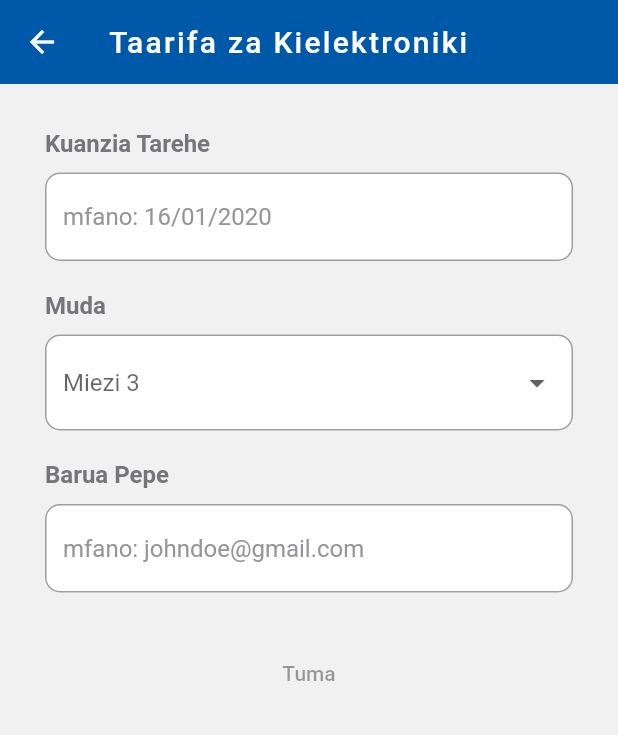
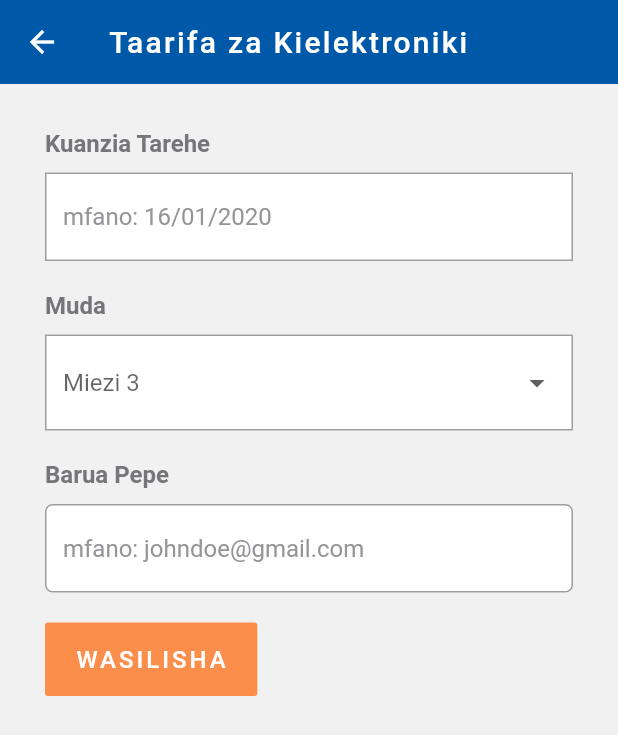
Before and after one commit to wao1ook/nmbmkononi, a Flutter app: the TaarifaZaKielektronikiPage screen opened directly, on a phone screen of 412 x 824 dp. Shown: the top 735 px of the screen. Run offline on Flutter 3.47's test engine with Material 2 defaults, Android fonts, the phone set to English and light mode, and no system bars; our stand-ins replace carousel_slider, flutter_icons, splashscreen; Roboto replaces fonts that are missing (Myriad Pro).

Commit message:
updates: TaarifaZaKielektronikiPage

```diff
--- a/lib/pages/profile/taarifa_za_kielektronic.dart
+++ b/lib/pages/profile/taarifa_za_kielektronic.dart
@@ -35,12 +35,12 @@ class _TaarifaZaKielektronikiPageState
         itemCount: 1,
         itemBuilder: (BuildContext context, int index) {
           return Container(
+            child: Padding(
+              padding: EdgeInsets.symmetric(vertical: 30, horizontal: 30),
               child: Column(
+                crossAxisAlignment: CrossAxisAlignment.start,
                 children: <Widget>[
                   Container(
-                  color: Color(0xfff1f1f1),
-                  width: double.infinity,
-                  padding: EdgeInsets.symmetric(vertical: 30, horizontal: 30),
                     child: Column(
                       crossAxisAlignment: CrossAxisAlignment.start,
                       children: [
@@ -64,10 +64,10 @@ class _TaarifaZaKielektronikiPageState
                               filled: true,
                               fillColor: Colors.white,
                               enabledBorder: OutlineInputBorder(
-                                borderRadius: BorderRadius.circular(10),
+                                  borderRadius: BorderRadius.circular(0),
                                   borderSide: BorderSide(color: Colors.grey)),
                               focusedBorder: OutlineInputBorder(
-                              borderRadius: BorderRadius.circular(10),
+                                borderRadius: BorderRadius.circular(0),
                                 borderSide: BorderSide(
                                     color: Theme.of(context).primaryColor),
                               )),
@@ -92,10 +92,10 @@ class _TaarifaZaKielektronikiPageState
                               filled: true,
                               fillColor: Colors.white,
                               enabledBorder: OutlineInputBorder(
-                                borderRadius: BorderRadius.circular(10),
+                                  borderRadius: BorderRadius.circular(0),
                                   borderSide: BorderSide(color: Colors.grey)),
                               focusedBorder: OutlineInputBorder(
-                              borderRadius: BorderRadius.circular(10),
+                                borderRadius: BorderRadius.circular(0),
                                 borderSide: BorderSide(
                                     color: Theme.of(context).primaryColor),
                               )),
@@ -126,10 +126,10 @@ class _TaarifaZaKielektronikiPageState
                               filled: true,
                               fillColor: Colors.white,
                               enabledBorder: OutlineInputBorder(
-                                borderRadius: BorderRadius.circular(10),
+                                  borderRadius: BorderRadius.circular(5),
                                   borderSide: BorderSide(color: Colors.grey)),
                               focusedBorder: OutlineInputBorder(
-                              borderRadius: BorderRadius.circular(10),
+                                borderRadius: BorderRadius.circular(5),
                                 borderSide: BorderSide(
                                     color: Theme.of(context).primaryColor),
                               )),
@@ -137,11 +137,23 @@ class _TaarifaZaKielektronikiPageState
                       ],
                     ),
                   ),
-                FlatButton(
-                  onPressed: null,
-                  child: Text('Tuma'),
+                  Padding(
+                    padding: EdgeInsets.only(top: 20.0),
+                    child: FlatButton(
+                      color: Theme.of(context).accentColor,
+                      textColor: Colors.white,
+                      padding:
+                          EdgeInsets.symmetric(vertical: 15, horizontal: 20),
+                      splashColor: Theme.of(context).primaryColor,
+                      onPressed: () {},
+                      child: Text(
+                        "WASILISHA",
+                        style: TextStyle(fontSize: 16.0, letterSpacing: 2),
+                      ),
+                    ),
                   )
                 ],
+              ),
             ),
           );
         },
```
Lines whose indentation alone changed are shown as unchanged.
